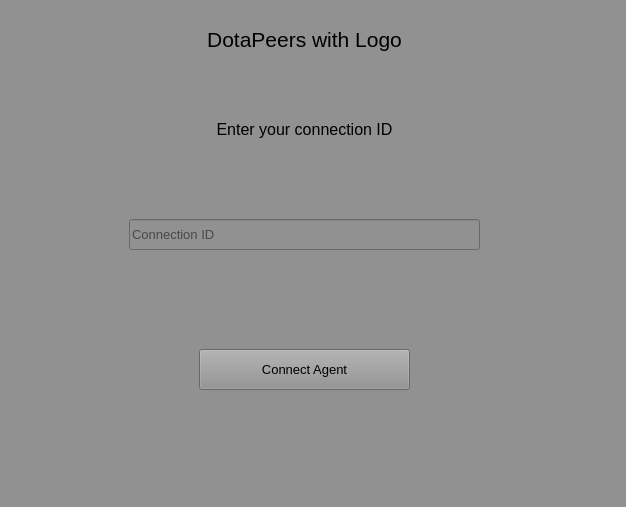
Before: the Qt Designer form pyqt/MainWindow.ui in DotaPeers/dp-client, drawn with Qt 5.
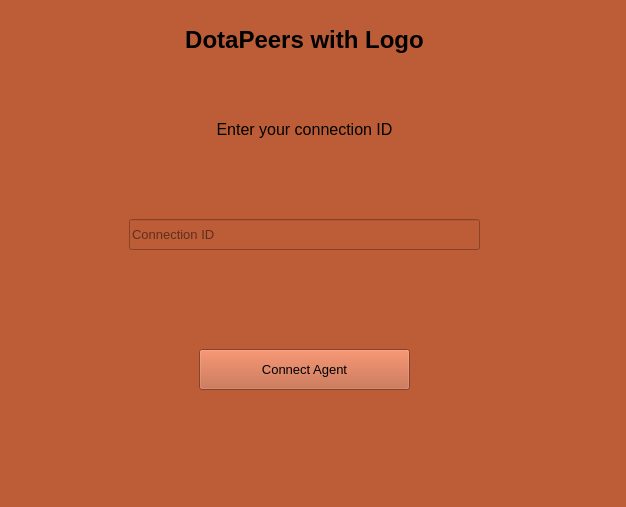
After: the same form once the commit is applied. Icons and pictures are not drawn.

Diff of the .ui file:
```diff
--- a/pyqt/MainWindow.ui
+++ b/pyqt/MainWindow.ui
@@ -20,7 +20,7 @@
    <string>DotaPeers</string>
   </property>
   <property name="styleSheet">
-   <string notr="true">background-color: rgb(145, 145, 145);</string>
+   <string notr="true">background-color: rgb(189, 93, 56);</string>
   </property>
   <widget class="QWidget" name="centralwidget">
    <widget class="QStackedWidget" name="stackedWidget">
@@ -134,7 +134,10 @@
       </property>
       <property name="font">
        <font>
-        <pointsize>16</pointsize>
+        <family>Segoe UI</family>
+        <pointsize>18</pointsize>
+        <weight>75</weight>
+        <bold>true</bold>
        </font>
       </property>
       <property name="text">
```
Left out of the diff: 4 changed lines with no effect on the pictures.
